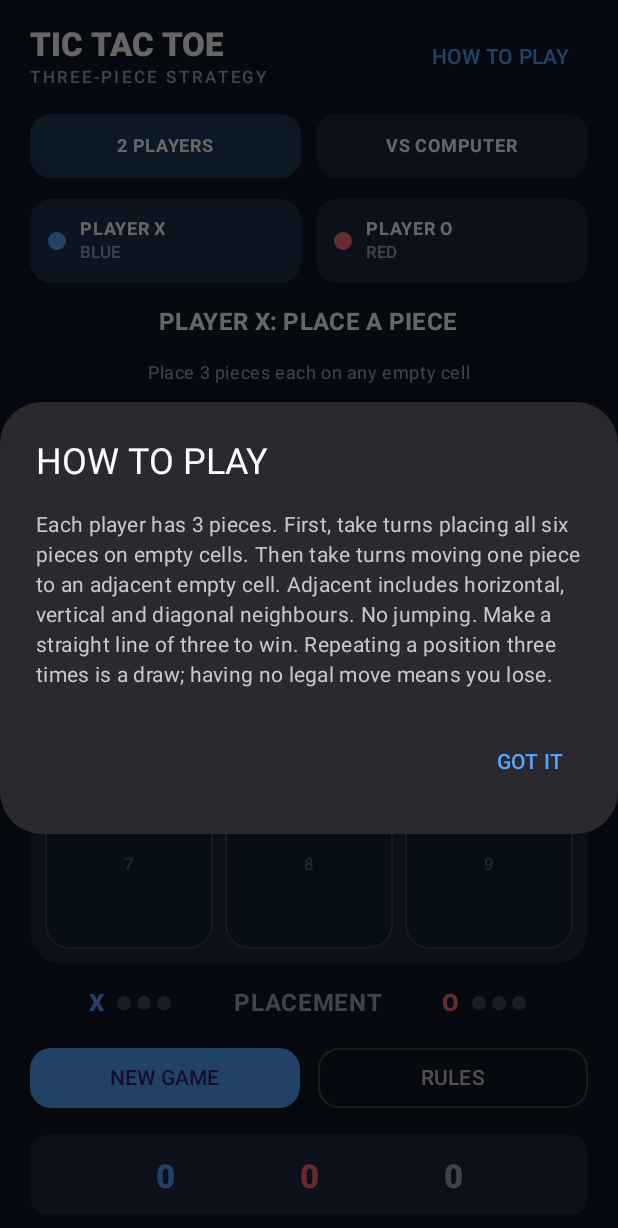
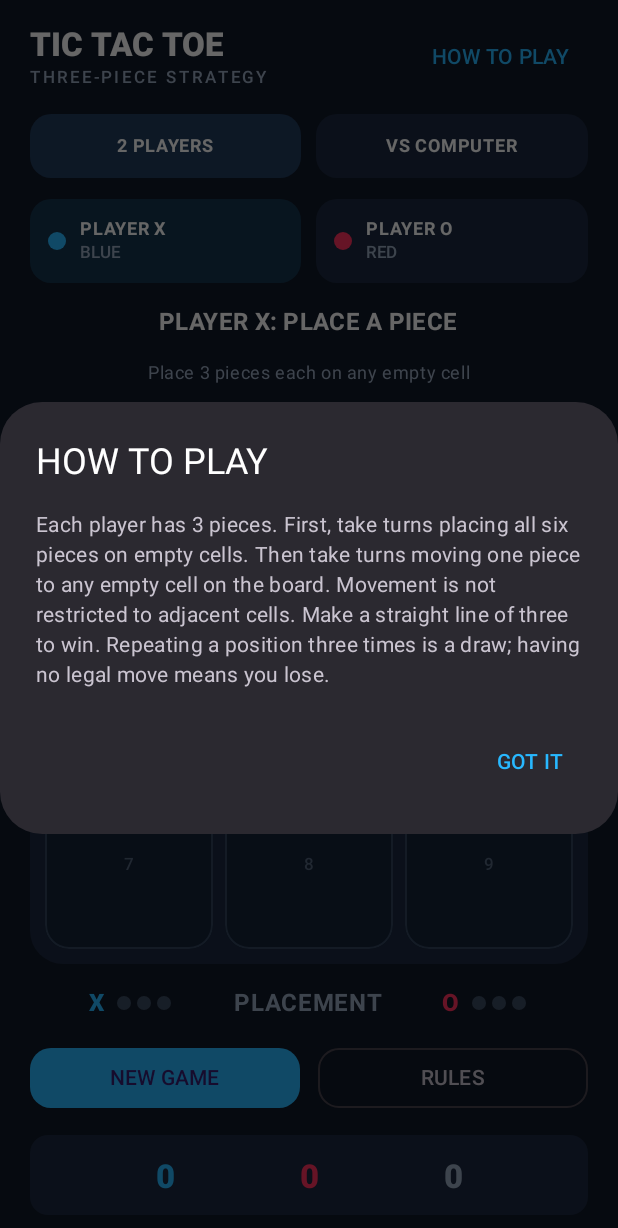
Before and after one commit to loki4225/tic-tac-toe-3, an Android app built with Jetpack Compose: the screen it shows after launch (MainActivity), after a tap on "HOW TO PLAY", on a phone screen of 412 x 824 dp. Shown: the top 1228 px of the screen. Run offline under Robolectric (Android 15) with nearby library versions, the phone set to English and light mode, and no system bars.

Commit message:
Brighten and enlarge X/O pieces; update movement instructions

```diff
--- a/app/src/main/java/com/atomstream/tictactoe3/MainActivity.kt
+++ b/app/src/main/java/com/atomstream/tictactoe3/MainActivity.kt
@@ -29,8 +29,8 @@ import com.atomstream.tictactoe3.game.Player
 
 private val Navy = Color(0xFF101827)
 private val Panel = Color(0xFF1B2940)
-private val Blue = Color(0xFF54A6FF)
-private val Red = Color(0xFFFF6B78)
+private val Blue = Color(0xFF28B8FF)
+private val Red = Color(0xFFFF315F)
 private val Muted = Color(0xFF9AAAC0)
 
 class MainActivity : ComponentActivity() {
@@ -108,7 +108,7 @@ private fun GameApp(vm: GameViewModel = viewModel()) {
             Text(status, style = MaterialTheme.typography.titleMedium, fontWeight = FontWeight.Bold, color = if (state.winner == Player.X) Blue else if (state.winner == Player.O) Red else Color.White)
             Text(
                 if (state.phase == GamePhase.PLACEMENT) "Place 3 pieces each on any empty cell"
-                else "Select your piece, then a glowing adjacent cell",
+                else "Select your piece, then any empty cell",
                 style = MaterialTheme.typography.bodySmall, color = Muted
             )
 
@@ -139,7 +139,7 @@ private fun GameApp(vm: GameViewModel = viewModel()) {
             onDismissRequest = { showRules = false },
             title = { Text("HOW TO PLAY") },
             text = {
-                Text("Each player has 3 pieces. First, take turns placing all six pieces on empty cells. Then take turns moving one piece to an adjacent empty cell. Adjacent includes horizontal, vertical and diagonal neighbours. No jumping. Make a straight line of three to win. Repeating a position three times is a draw; having no legal move means you lose.")
+                Text("Each player has 3 pieces. First, take turns placing all six pieces on empty cells. Then take turns moving one piece to any empty cell on the board. Movement is not restricted to adjacent cells. Make a straight line of three to win. Repeating a position three times is a draw; having no legal move means you lose.")
             },
             confirmButton = { TextButton(onClick = { showRules = false }) { Text("GOT IT") } }
         )
@@ -195,7 +195,7 @@ private fun Board(state: GameState, vm: GameViewModel) {
                         contentAlignment = Alignment.Center
                     ) {
                         if (player != null) {
-                            Text(player.name, color = tint, style = MaterialTheme.typography.displayMedium, fontWeight = FontWeight.Black)
+                            Text(player.name, color = tint, style = MaterialTheme.typography.displayMedium, fontSize = 68.sp, fontWeight = FontWeight.Black)
                         } else if (target) {
                             Box(Modifier.size(16.dp).clip(CircleShape).background(Color(0xFF65D6A4)))
                         } else {
```
